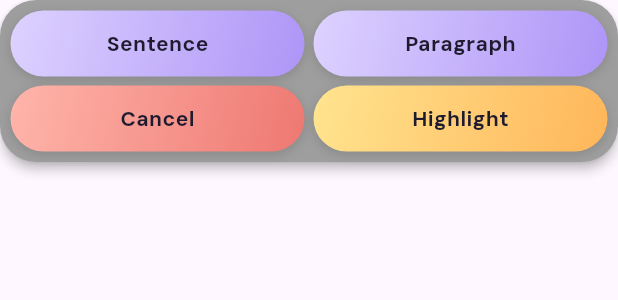
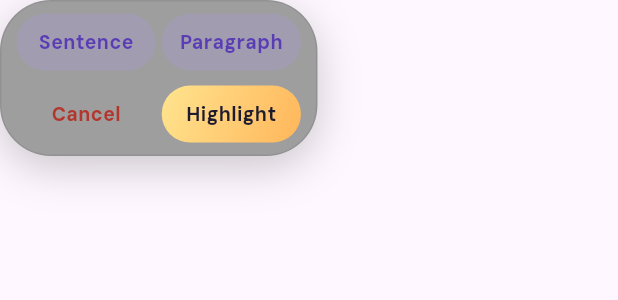
Before and after one commit to KaushalPawar14/Sadhana-App-for-Users, a Flutter app: the ReaderSelectionBar widget shown alone on an empty page, opened directly with empty values, on a phone screen of 412 x 824 dp. Shown: the top 300 px of the screen. Run offline on Flutter 3.47's test engine with Material 3 defaults, Android fonts, the phone set to English and light mode, and no system bars; our stand-ins replace cloud_firestore, cloud_functions, confetti, firebase_auth, firebase_core, firebase_messaging and 11 more; accounts and stored records are empty.

Commit message:
Reader: highlight selection bar as one small floating 2x2 toolbar; selection kept clear of it
Co-Authored-By: Claude Sonnet 5.5 <noreply@anthropic.com>

```diff
--- a/lib/widgets/ReaderHighlights.dart
+++ b/lib/widgets/ReaderHighlights.dart
@@ -250,68 +250,84 @@ class ReaderActionButton extends StatelessWidget {
 
 
 // ---------------------------------------------------------------------------------------------------------
-// the selection bar's buttons: four compact pills in a 2 x 2 grid, in the app's own button style
+// the selection toolbar: ONE compact floating container with a 2 x 2 grid of four small pills
 // ---------------------------------------------------------------------------------------------------------
 
-/// The colours of the selection buttons: the app's own gradients (violet and saffron, the same as Books and Expeditions)
-/// and a soft medium red. They look the same in Light, Dark and Sepia (each button carries its own background, like every
-/// gradient tile in the app) and the label is always the app's ink colour, at least 4.5:1 on the whole gradient.
-enum ReaderPillTone { purple, red, gold }
+/// The colours of the selection toolbar's pills in one reading mode (Light, Dark or Sepia): derived from the mode's own
+/// background so every label reaches 4.5:1 on its pill and on the toolbar.
+class ReaderToolbarLook {
+  const ReaderToolbarLook._(this.dark, this.violetText, this.violetFill, this.redText);
 
-extension ReaderPillToneX on ReaderPillTone {
-  /// The tile gradient of the tone (light to deeper, 135 degrees like the other gradient tiles).
-  LinearGradient get gradient => switch (this) {
-        ReaderPillTone.purple => FolkGradients.violet,
-        ReaderPillTone.red => const LinearGradient(begin: Alignment.topLeft, end: Alignment.bottomRight, colors: [Color(0xFFFFB5AA), Color(0xFFEE7872)]),
-        ReaderPillTone.gold => FolkGradients.saffron,
-      };
-
-  /// The label: the ink colour on every gradient.
-  Color get label => FolkColors.onGradient;
+  factory ReaderToolbarLook.of(Color background) {
+    final dark = background.computeLuminance() < .3;
+    return ReaderToolbarLook._(
+      dark,
+      dark ? const Color(0xFFD7CAFF) : const Color(0xFF5A3DB5),
+      const Color(0xFFAE95F7).withValues(alpha: dark ? .24 : .2),
+      dark ? const Color(0xFFFF9D96) : const Color(0xFFB3362D),
+    );
   }
 
-/// A compact pill button: the app's button radius and chip typography, a theme gradient, a soft shadow and the app's
-/// own press feedback (`PressScale`). 44 dp tall (and at least 44 wide), growing with large text.
-class ReaderPillButton extends StatelessWidget {
-  const ReaderPillButton({super.key, required this.label, required this.tone, required this.onPressed});
+  final bool dark;
 
-  /// The tap target of a selection button (the bar is compact; 44 dp is the Material minimum).
-  static const double minHeight = 44;
+  /// Sentence and Paragraph: violet text on a light violet tint.
+  final Color violetText;
+  final Color violetFill;
+
+  /// Cancel: a quiet pill (no fill), soft red text.
+  final Color redText;
+
+  /// Highlight: the app's gold gradient with the ink colour.
+  LinearGradient get gold => FolkGradients.saffron;
+  Color get goldText => FolkColors.onGradient;
+}
+
+enum ReaderPillKind { violet, quiet, gold }
+
+/// One small pill: about 38 dp tall inside a 48 dp tap target, the app's label typography, the app's press feedback.
+/// It fills the width of its grid cell, so the four pills are the same size.
+class ReaderToolbarPill extends StatelessWidget {
+  const ReaderToolbarPill({super.key, required this.label, required this.kind, required this.look, required this.onPressed});
+
+  /// The visual height of a pill, and its tap target.
+  static const double visualHeight = 38;
+  static const double tapTarget = 48;
 
   final String label;
-  final ReaderPillTone tone;
-  final VoidCallback? onPressed;
+  final ReaderPillKind kind;
+  final ReaderToolbarLook look;
+  final VoidCallback onPressed;
 
   @override
   Widget build(BuildContext context) {
-    final enabled = onPressed != null;
-    final text = context.folkText;
+    final text = context.folkText.chip.copyWith(fontSize: 13);
+    final Color color = switch (kind) {
+      ReaderPillKind.violet => look.violetText,
+      ReaderPillKind.quiet => look.redText,
+      ReaderPillKind.gold => look.goldText,
+    };
     return Semantics(
       button: true,
-      enabled: enabled,
       label: label,
       excludeSemantics: true,
       child: PressScale(
-        enabled: enabled,
         child: GestureDetector(
           behavior: HitTestBehavior.opaque,
           onTap: onPressed,
+          child: ConstrainedBox(
+            constraints: const BoxConstraints(minHeight: tapTarget, minWidth: tapTarget),
+            child: Padding(
+              padding: const EdgeInsets.symmetric(horizontal: 2, vertical: (tapTarget - visualHeight) / 2),
               child: Container(
-            constraints: const BoxConstraints(minHeight: minHeight, minWidth: minHeight),
-            padding: const EdgeInsets.symmetric(horizontal: 14, vertical: 8),
+                constraints: const BoxConstraints(minHeight: visualHeight),
+                padding: const EdgeInsets.symmetric(horizontal: 12, vertical: 6),
                 alignment: Alignment.center,
                 decoration: BoxDecoration(
-              borderRadius: BorderRadius.circular(FolkShape.buttonRadius),
-              gradient: tone.gradient,
-              boxShadow: [BoxShadow(color: Colors.black.withValues(alpha: .14), blurRadius: 6, offset: const Offset(0, 2))],
+                  borderRadius: BorderRadius.circular(visualHeight / 2),
+                  color: kind == ReaderPillKind.violet ? look.violetFill : null,
+                  gradient: kind == ReaderPillKind.gold ? look.gold : null,
                 ),
-            child: Opacity(
-              opacity: enabled ? 1 : .5,
-              child: Text(
-                label,
-                maxLines: 1,
-                overflow: TextOverflow.ellipsis,
-                style: text.chip.copyWith(color: tone.label),
+                child: Text(label, maxLines: 1, overflow: TextOverflow.ellipsis, style: text.copyWith(color: color)),
               ),
             ),
           ),
@@ -321,7 +337,8 @@ class ReaderPillButton extends StatelessWidget {
   }
 }
 
-/// While a selection is open: Sentence and Paragraph (violet) on top, Cancel (red) and Highlight (gold) below.
+/// While a selection is open: ONE small floating container with a 2 x 2 grid of equal pills - Sentence and Paragraph on
+/// top, Cancel and Highlight below (Highlight, the primary action, bottom right). Always 2 x 2, at every text size.
 class ReaderSelectionBar extends StatelessWidget {
   const ReaderSelectionBar({
     super.key,
@@ -332,38 +349,50 @@ class ReaderSelectionBar extends StatelessWidget {
     required this.onHighlight,
   });
 
+  /// The reading mode's surface colour.
   final Color background;
   final VoidCallback onSentence;
   final VoidCallback onParagraph;
   final VoidCallback onCancel;
   final VoidCallback onHighlight;
 
+  /// The toolbar floats this far above the bottom edge (plus the system inset) and keeps this margin at the sides.
+  static const double bottomGap = 16;
+  static const double sideMargin = 12;
+
   @override
   Widget build(BuildContext context) {
-    Widget cell(Key key, String label, ReaderPillTone tone, VoidCallback onTap) => Expanded(
-          child: Padding(
-            padding: const EdgeInsets.all(3),
-            child: ReaderPillButton(key: key, label: label, tone: tone, onPressed: onTap),
+    final look = ReaderToolbarLook.of(background);
+    Widget cell(String key, String label, ReaderPillKind kind, VoidCallback onTap) =>
+        Expanded(child: ReaderToolbarPill(key: ValueKey(key), label: label, kind: kind, look: look, onPressed: onTap));
+    final fade = FolkMotion.of(context, const Duration(milliseconds: 140));
+    return TweenAnimationBuilder<double>(
+      tween: Tween(begin: 0, end: 1),
+      duration: fade,
+      builder: (context, t, child) => Opacity(opacity: t, child: child),
+      child: Container(
+        key: const ValueKey('selection-toolbar'),
+        padding: const EdgeInsets.symmetric(horizontal: 8, vertical: 3),
+        decoration: BoxDecoration(
+          color: background,
+          borderRadius: BorderRadius.circular(FolkShape.navRadius),
+          border: Border.all(color: (look.dark ? Colors.white : Colors.black).withValues(alpha: .08)),
+          boxShadow: [BoxShadow(color: Colors.black.withValues(alpha: look.dark ? .5 : .2), blurRadius: 24, offset: const Offset(0, 8))],
         ),
-        );
-    return Material(
-      color: background,
-      elevation: 3,
-      borderRadius: BorderRadius.circular(24),
-      child: Padding(
-        padding: const EdgeInsets.all(4),
+        child: IntrinsicWidth(
           child: Column(
             mainAxisSize: MainAxisSize.min,
             children: [
               Row(children: [
-              cell(const ValueKey('sel-sentence'), 'Sentence', ReaderPillTone.purple, onSentence),
-              cell(const ValueKey('sel-paragraph'), 'Paragraph', ReaderPillTone.purple, onParagraph),
+                cell('sel-sentence', 'Sentence', ReaderPillKind.violet, onSentence),
+                cell('sel-paragraph', 'Paragraph', ReaderPillKind.violet, onParagraph),
               ]),
               Row(children: [
-              cell(const ValueKey('sel-cancel'), 'Cancel', ReaderPillTone.red, onCancel),
-              cell(const ValueKey('sel-highlight'), 'Highlight', ReaderPillTone.gold, onHighlight),
+                cell('sel-cancel', 'Cancel', ReaderPillKind.quiet, onCancel),
+                cell('sel-highlight', 'Highlight', ReaderPillKind.gold, onHighlight),
               ]),
             ],
+          ),
         ),
       ),
     );
```
Also changed, not shown: lib/pages/BookReaderPage.dart (+47 -8 lines), 3 other files. Lines whose indentation alone changed are shown as unchanged.
